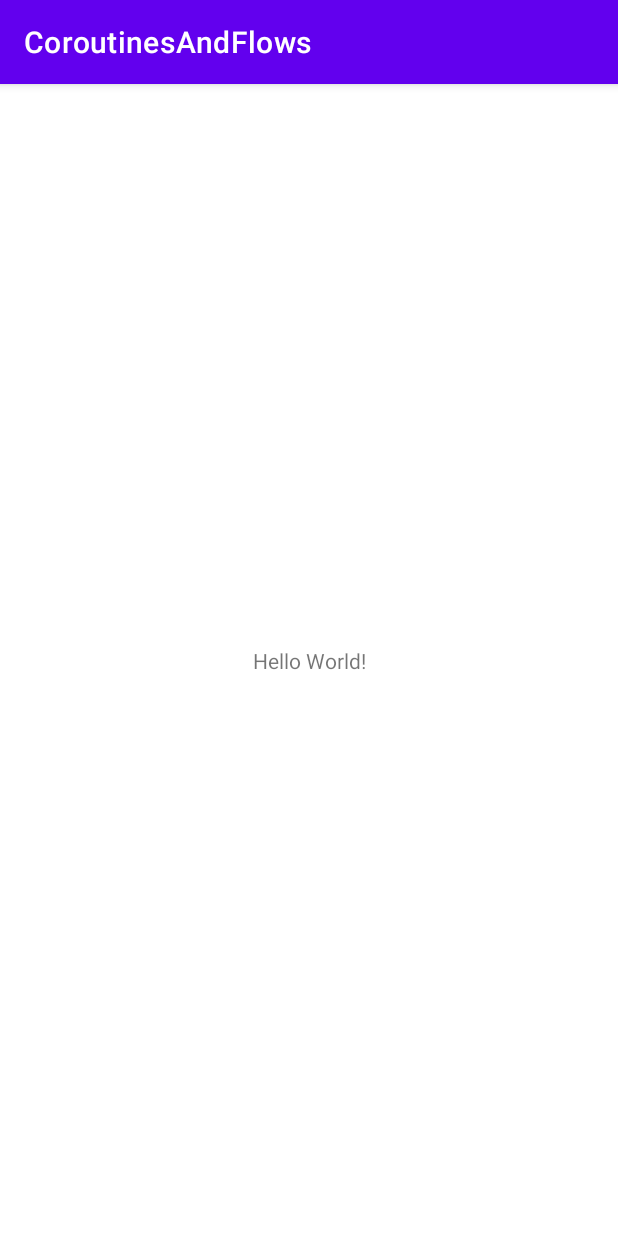
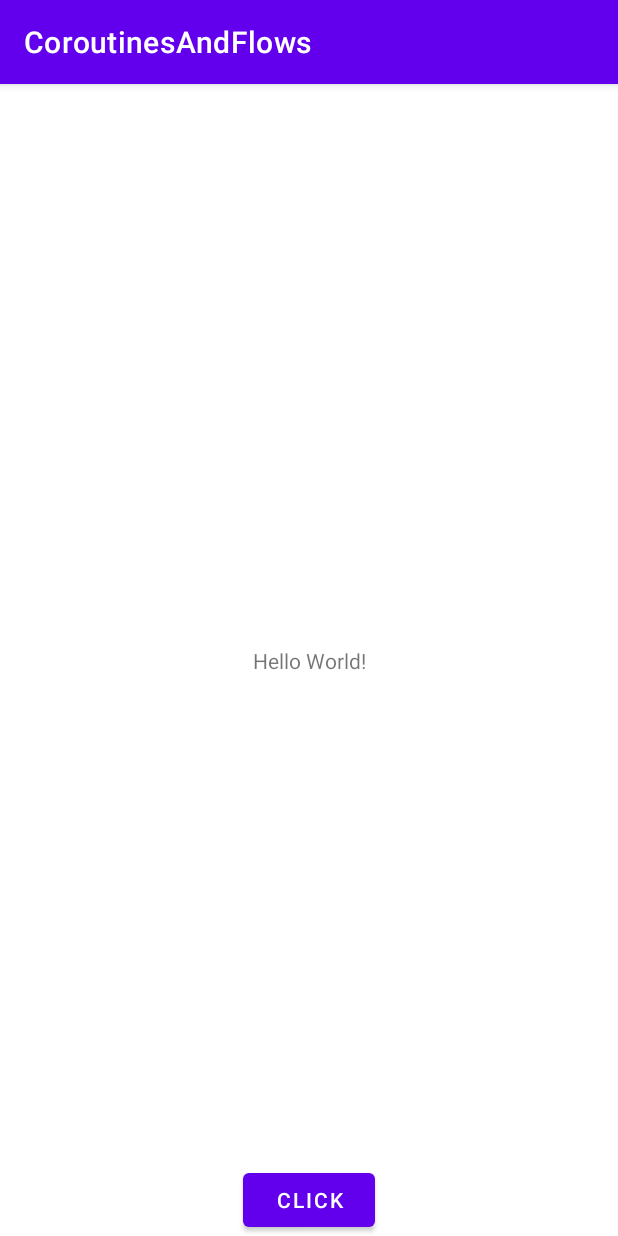
Before and after one commit to okanSerdaroglu/CoroutinesAndFlows, an Android app: the screen it shows after launch (MainActivity), on a phone screen of 412 x 824 dp. Run offline under Robolectric (Android 15) with nearby library versions, the phone set to English and light mode, and no system bars; 2 statements that could not run were skipped.

```diff
--- a/app/build.gradle
+++ b/app/build.gradle
@@ -41,4 +41,7 @@ dependencies {
     testImplementation 'junit:junit:4.13.2'
     androidTestImplementation 'androidx.test.ext:junit:1.1.5'
     androidTestImplementation 'androidx.test.espresso:espresso-core:3.5.1'
+
+    implementation "org.jetbrains.kotlinx:kotlinx-coroutines-core:1.6.4"
+    implementation "org.jetbrains.kotlinx:kotlinx-coroutines-android:1.6.4"
 }
--- a/app/src/main/res/layout/activity_main.xml
+++ b/app/src/main/res/layout/activity_main.xml
@@ -6,10 +6,20 @@
     android:layout_height="match_parent"
     tools:context=".MainActivity">
 
+    <Button
+        android:layout_width="wrap_content"
+        android:layout_height="wrap_content"
+        android:text="@string/click"
+        app:layout_constraintStart_toStartOf="parent"
+        app:layout_constraintEnd_toEndOf="parent"
+        android:id="@+id/button"
+        app:layout_constraintBottom_toBottomOf="parent"/>
+
     <TextView
         android:layout_width="wrap_content"
         android:layout_height="wrap_content"
         android:text="Hello World!"
+        android:id="@+id/textView"
         app:layout_constraintBottom_toBottomOf="parent"
         app:layout_constraintEnd_toEndOf="parent"
         app:layout_constraintStart_toStartOf="parent"
--- a/app/src/main/res/values/strings.xml
+++ b/app/src/main/res/values/strings.xml
@@ -1,3 +1,4 @@
 <resources>
     <string name="app_name">CoroutinesAndFlows</string>
+    <string name="click">click</string>
 </resources>
```
Also changed, not shown: app/src/main/java/com/example/coroutinesandflows/MainActivity.kt (+113 -0 lines).
